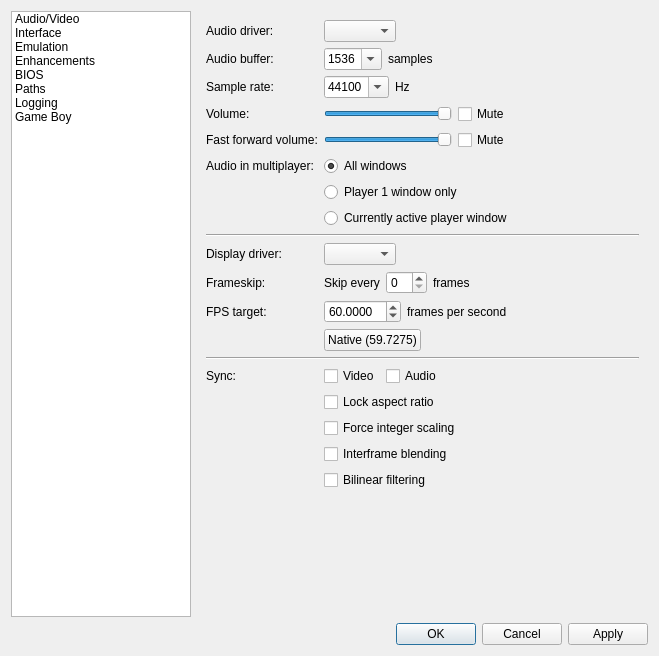
Above: Libretro/mgba/src/platform/qt/SettingsView.ui from kiddreads/Avalon-copy2 before the change. Below: the same form after it.
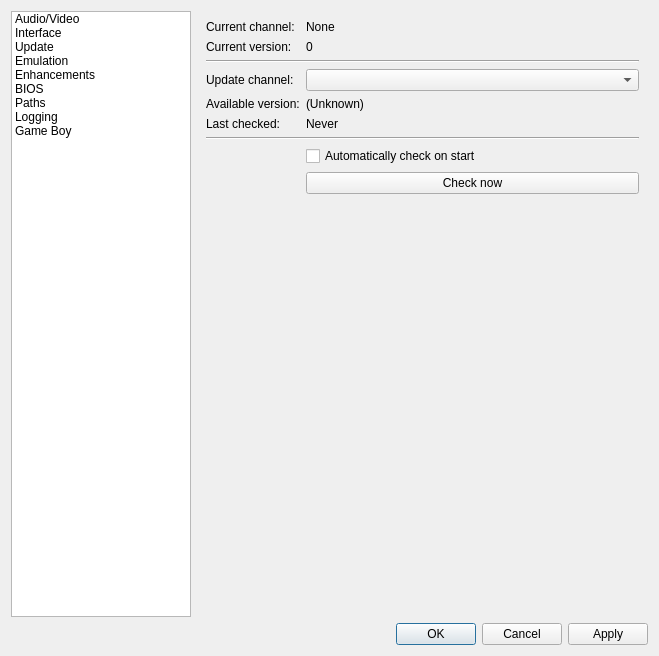
That is the form after the change. The open tabs and pages were chosen to show the change.

What changed in the file:
```diff
--- a/Libretro/mgba/src/platform/qt/SettingsView.ui
+++ b/Libretro/mgba/src/platform/qt/SettingsView.ui
@@ -50,6 +50,11 @@
        <string>Interface</string>
       </property>
      </item>
+     <item>
+      <property name="text">
+       <string>Update</string>
+      </property>
+     </item>
      <item>
       <property name="text">
        <string>Emulation</string>
@@ -762,6 +767,110 @@
        </item>
       </layout>
      </widget>
+     <widget class="QWidget" name="update">
+      <layout class="QFormLayout" name="formLayout_11">
+       <item row="0" column="0">
+        <widget class="QLabel" name="label_46">
+         <property name="text">
+          <string>Current channel:</string>
+         </property>
+        </widget>
+       </item>
+       <item row="0" column="1">
+        <widget class="QLabel" name="currentChannel">
+         <property name="text">
+          <string notr="true">None</string>
+         </property>
+        </widget>
+       </item>
+       <item row="1" column="0">
+        <widget class="QLabel" name="label_50">
+         <property name="text">
+          <string>Current version:</string>
+         </property>
+        </widget>
+       </item>
+       <item row="1" column="1">
+        <widget class="QLabel" name="currentVersion">
+         <property name="text">
+          <string notr="true">0</string>
+         </property>
+         <property name="textInteractionFlags">
+          <set>Qt::LinksAccessibleByMouse|Qt::TextSelectableByKeyboard|Qt::TextSelectableByMouse</set>
+         </property>
+        </widget>
+       </item>
+       <item row="2" column="0" colspan="2">
+        <widget class="Line" name="line_20">
+         <property name="orientation">
+          <enum>Qt::Horizontal</enum>
+         </property>
+        </widget>
+       </item>
+       <item row="3" column="0">
+        <widget class="QLabel" name="label_45">
+         <property name="text">
+          <string>Update channel:</string>
+         </property>
+        </widget>
+       </item>
+       <item row="3" column="1">
+        <widget class="QComboBox" name="updateChannel"/>
+       </item>
+       <item row="4" column="0">
+        <widget class="QLabel" name="label_44">
+         <property name="text">
+          <string>Available version:</string>
+         </property>
+        </widget>
+       </item>
+       <item row="4" column="1">
+        <widget class="QLabel" name="availVersion">
+         <property name="text">
+          <string>(Unknown)</string>
+         </property>
+         <property name="textInteractionFlags">
+          <set>Qt::LinksAccessibleByMouse|Qt::TextSelectableByKeyboard|Qt::TextSelectableByMouse</set>
+         </property>
+        </widget>
+       </item>
+       <item row="5" column="0">
+        <widget class="QLabel" name="label_49">
+         <property name="text">
+          <string>Last checked:</string>
+         </property>
+        </widget>
+       </item>
+       <item row="5" column="1">
+        <widget class="QLabel" name="lastChecked">
+         <property name="text">
+          <string notr="true">Never</string>
+         </property>
+        </widget>
+       </item>
+       <item row="6" column="0" colspan="2">
+        <widget class="Line" name="line_11">
+         <property name="orientation">
+          <enum>Qt::Horizontal</enum>
+         </property>
+        </widget>
+       </item>
+       <item row="7" column="1">
+        <widget class="QCheckBox" name="updateAutoCheck">
+         <property name="text">
+          <string>Automatically check on start</string>
+         </property>
+        </widget>
+       </item>
+       <item row="8" column="1">
+        <widget class="QPushButton" name="checkUpdate">
+         <property name="text">
+          <string>Check now</string>
+         </property>
+        </widget>
+       </item>
+      </layout>
+     </widget>
      <widget class="QWidget" name="emulation">
       <layout class="QFormLayout" name="formLayout_2">
        <property name="fieldGrowthPolicy">
```
